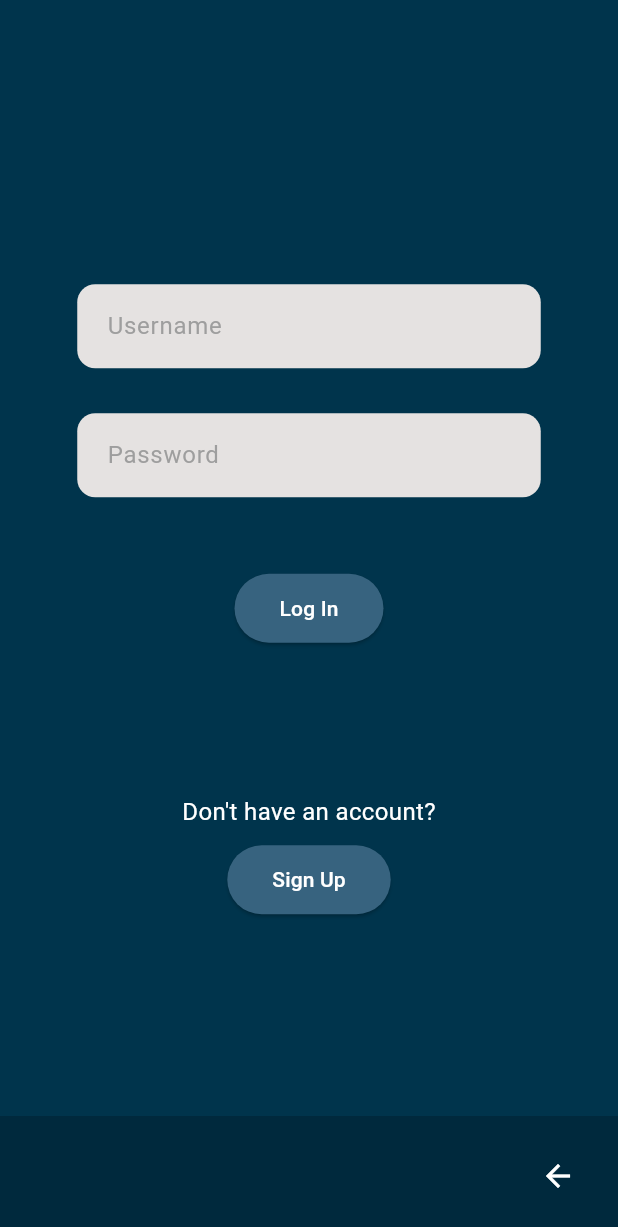
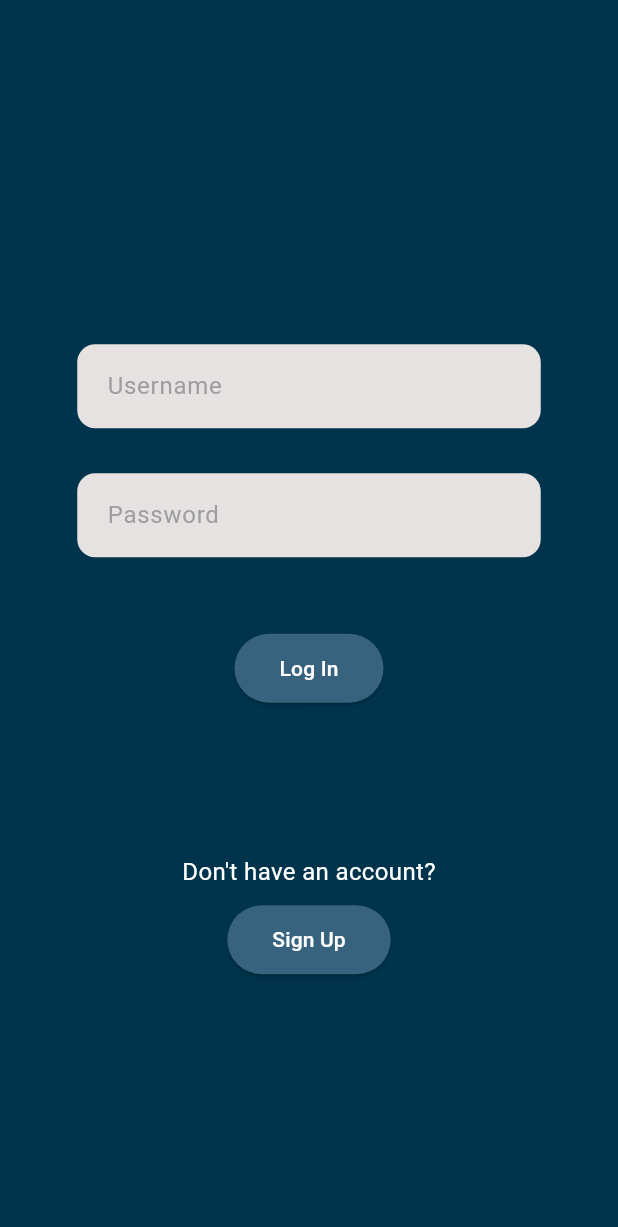
Before and after one commit to Angelosef/hci_app, a Flutter app: the screen it shows after launch, on a phone screen of 412 x 824 dp. Shown: the top 1227 px of the screen. Run offline on Flutter 3.47's test engine with Material 3 defaults, Android fonts, the phone set to English and light mode, and no system bars; our stand-ins replace cached_network_image, dio, google_maps_flutter, image_picker, logger.

Commit message:
stateless clues

```diff
--- a/frontend/lib/ui/screens/home.dart
+++ b/frontend/lib/ui/screens/home.dart
@@ -4,6 +4,7 @@ import 'package:frontend/widgets/top_bar.dart'; // Import the TopBar widget
 import 'package:frontend/ui/screens/memories.dart'; // Assuming you have this screen
 import 'package:frontend/ui/screens/add_mem.dart'; // Add this import for Add Memory screen
 import 'package:frontend/ui/screens/map.dart';
+import 'package:frontend/ui/screens/clue_display.dart';
 
 class HomePage extends StatefulWidget {
   const HomePage({super.key});
@@ -19,7 +20,7 @@ class _HomePageState extends State<HomePage> {
     Center(child: MapScreen()),
     Center(child: MemoryList()),       // Memories Screen
     Center(child: AddMemoryScreen()),
-    Center(child: Text("Flags!")),    // Profile Screen
+    Center(child: UnlockedCluesScreen()),
     Center(child: Text("Camera!")),
     // Add more screens as needed
   ];
--- a/frontend/lib/ui/screens/login.dart
+++ b/frontend/lib/ui/screens/login.dart
@@ -126,20 +126,7 @@ class LoginScreen extends StatelessWidget {
           ),
         ),
       ),
-      bottomNavigationBar: BottomAppBar(
-        color: const Color(0xFF00293D),
-        child: Row(
-          mainAxisAlignment: MainAxisAlignment.end,
-          children: [
-            IconButton(
-              icon: const Icon(Icons.arrow_back, color: Colors.white),
-              onPressed: () {
-                Navigator.pop(context); // Go back action
-              },
-            ),
-          ],
-        ),
-      ),
+
     );
   }
 }
--- a/frontend/lib/ui/screens/memories.dart
+++ b/frontend/lib/ui/screens/memories.dart
@@ -2,7 +2,6 @@ import 'package:flutter/material.dart';
 import 'package:provider/provider.dart';
 import 'package:frontend/providers/memory_provider.dart';
 import 'package:frontend/constants/urls.dart';
-import 'package:frontend/ui/widgets/memory_widget.dart';
 import 'package:frontend/ui/screens/memory_details.dart';
 
 class MemoryList extends StatelessWidget {
--- a/frontend/pubspec.yaml
+++ b/frontend/pubspec.yaml
@@ -19,7 +19,7 @@ publish_to: 'none' # Remove this line if you wish to publish to pub.dev
 version: 1.0.0+1
 
 environment:
-  sdk: ^3.5.0
+  sdk: ^3.6.0
 
 # Dependencies specify other packages that your package needs in order to work.
 # To automatically upgrade your package dependencies to the latest versions
```
Also changed, not shown: frontend/lib/ui/screens/clue_display.dart (+2 -17 lines), frontend/lib/ui/screens/loading.dart (+7 -0 lines), frontend/pubspec.lock.
